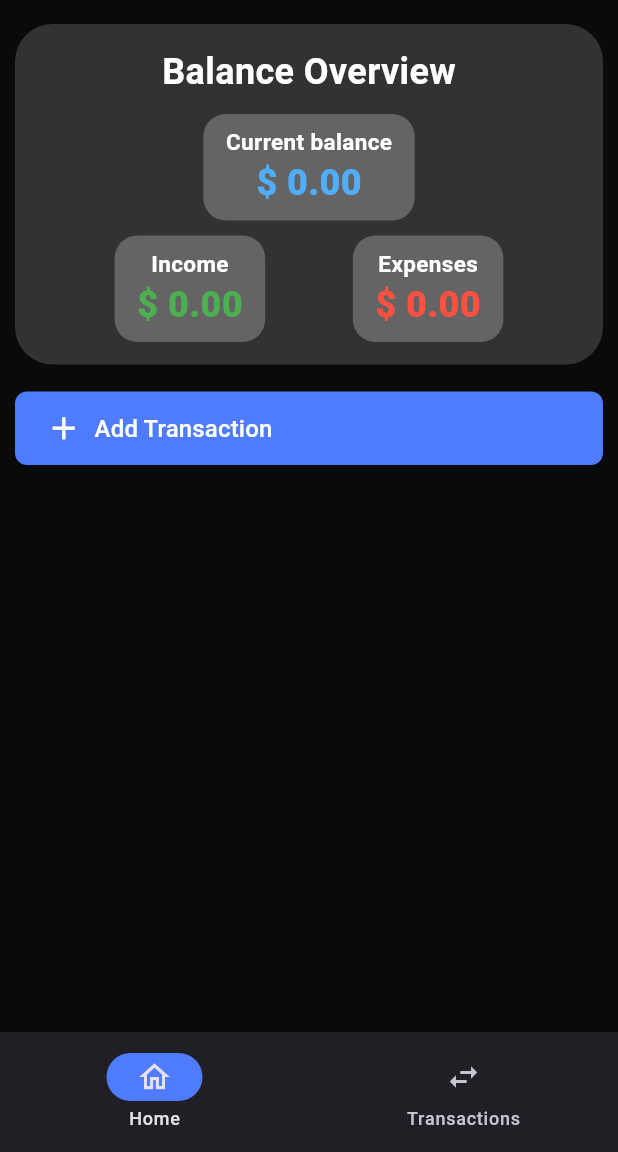
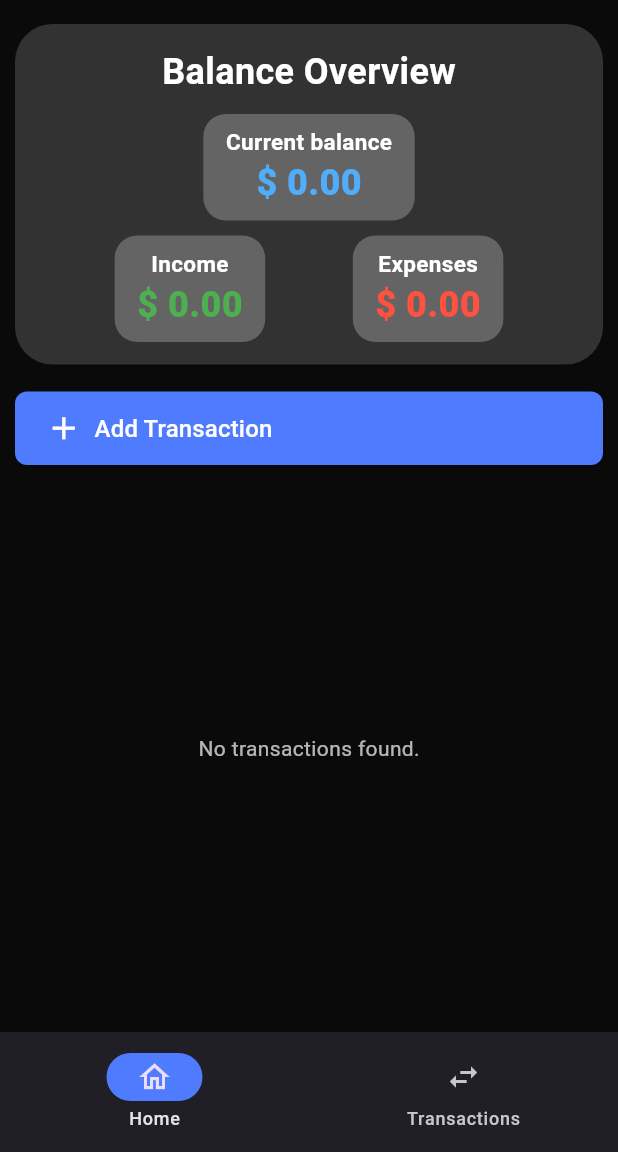
Before and after one commit to angelchavez19/dayang, a Flutter app: the AppLayout screen opened by its route, on a phone screen of 412 x 824 dp, the part 84-1236 px from its top. Run offline on Flutter 3.47's test engine with Material 3 defaults, Android fonts, the phone set to English and light mode, and no system bars; our stand-ins replace go_router, sqflite; accounts and stored records are empty.

Commit message:
feat(transactions): register transaction button & feat(home): show 4 last transactions

```diff
--- a/lib/ui/theme.dart
+++ b/lib/ui/theme.dart
@@ -41,6 +41,9 @@ final ThemeData lightTheme = ThemeData(
   textButtonTheme: TextButtonThemeData(
     style: TextButton.styleFrom(foregroundColor: colorPrimary),
   ),
+  floatingActionButtonTheme: FloatingActionButtonThemeData(
+    backgroundColor: colorPrimary,
+  ),
 );
 
 final ThemeData darkTheme = ThemeData(
@@ -83,4 +86,7 @@ final ThemeData darkTheme = ThemeData(
   textButtonTheme: TextButtonThemeData(
     style: TextButton.styleFrom(foregroundColor: colorPrimary),
   ),
+  floatingActionButtonTheme: FloatingActionButtonThemeData(
+    backgroundColor: colorPrimary,
+  ),
 );
--- a/lib/views/app/home/view.dart
+++ b/lib/views/app/home/view.dart
@@ -1,6 +1,7 @@
 import 'package:dayang/provider/provider.dart';
 import 'package:dayang/views/app/home/actions/bar.dart';
 import 'package:dayang/views/app/home/overview/balance_overview.dart';
+import 'package:dayang/views/app/transactions/transaction_item.dart';
 import 'package:flutter/material.dart';
 import 'package:provider/provider.dart';
 
@@ -22,13 +23,13 @@ class AppHomeView extends StatelessWidget {
         }
 
         return Padding(
-          padding: EdgeInsets.symmetric(horizontal: 10, vertical: 16),
+          padding: EdgeInsets.only(top: 16, left: 10, right: 10),
           child: Column(
             children: [
               balanceOverview(context),
               SizedBox(height: 18),
               actionsBar(context),
-              SizedBox(height: 18),
+              Expanded(child: TransactionList()),
             ],
           ),
         );
@@ -36,3 +37,58 @@ class AppHomeView extends StatelessWidget {
     );
   }
 }
+
+class TransactionList extends StatefulWidget {
+  const TransactionList({super.key});
+
+  @override
+  State<TransactionList> createState() => _TransactionListState();
+}
+
+class _TransactionListState extends State<TransactionList> {
+  late Future<void> _transactionsFuture;
+
+  @override
+  void initState() {
+    super.initState();
+    _transactionsFuture = _loadTransactions();
+  }
+
+  Future<void> _loadTransactions() async {
+    final appProvider = Provider.of<AppProvider>(context, listen: false);
+    return appProvider.updateUserTransactions(limit: 5);
+  }
+
+  @override
+  Widget build(BuildContext context) {
+    return FutureBuilder(
+      future: _transactionsFuture,
+      builder: (context, snapshot) {
+        if (snapshot.connectionState == ConnectionState.waiting) {
+          return const Center(child: CircularProgressIndicator());
+        }
+        if (snapshot.hasError) {
+          return Center(child: Text("Error: ${snapshot.error}"));
+        }
+
+        final appProvider = Provider.of<AppProvider>(context, listen: false);
+
+        if (appProvider.transactions.isEmpty) {
+          return const Center(child: Text("No transactions found."));
+        }
+
+        return Padding(
+          padding: EdgeInsets.symmetric(vertical: 16, horizontal: 10),
+          child: ListView.builder(
+            itemCount: appProvider.transactions.length,
+            itemBuilder: (context, index) {
+              return TransactionItem(
+                transaction: appProvider.transactions[index],
+              );
+            },
+          ),
+        );
+      },
+    );
+  }
+}
```
Also changed, not shown: lib/views/app/transactions/view.dart (+47 -6 lines).
